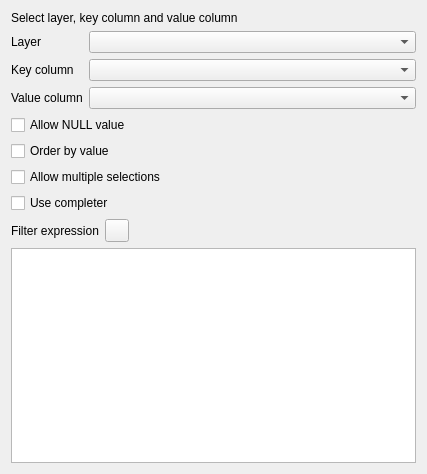
Above: src/ui/editorwidgets/qgsvaluerelationconfigdlgbase.ui from carsmie/QGIS before the change. Below: the same form after it.
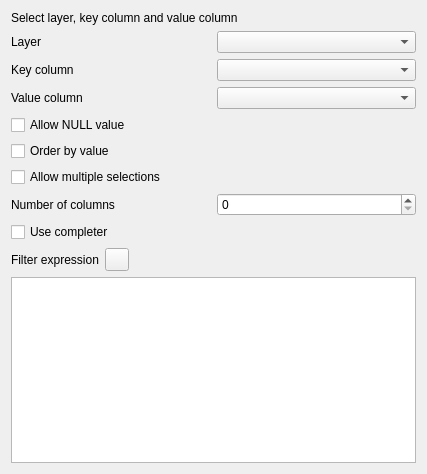
That is the form after the change. Icons and pictures are not drawn. Custom widgets are drawn as their Qt base class.

Commit message:
mNofColumns in value relation widget
mNofColumns defining the number of columns when "allowMulti" is checked.

The widged is now a tableWidget instead of listWidget.
ListWidged stuff is removed - including in valuerelationsearchwidget because unused.

Tests are changed from list to table as well.

What changed in the file:
```diff
--- a/src/ui/editorwidgets/qgsvaluerelationconfigdlgbase.ui
+++ b/src/ui/editorwidgets/qgsvaluerelationconfigdlgbase.ui
@@ -13,85 +13,8 @@
   <property name="windowTitle">
    <string>Form</string>
   </property>
-  <layout class="QGridLayout" name="gridLayout" columnstretch="0,1">
-   <item row="0" column="0" colspan="2">
-    <widget class="QLabel" name="label_8">
-     <property name="text">
-      <string>Select layer, key column and value column</string>
-     </property>
-    </widget>
-   </item>
-   <item row="1" column="0">
-    <widget class="QLabel" name="label_5">
-     <property name="text">
-      <string>Layer</string>
-     </property>
-     <property name="buddy">
-      <cstring>mLayerName</cstring>
-     </property>
-    </widget>
-   </item>
-   <item row="1" column="1">
-    <widget class="QgsMapLayerComboBox" name="mLayerName"/>
-   </item>
-   <item row="2" column="0">
-    <widget class="QLabel" name="label_6">
-     <property name="text">
-      <string>Key column</string>
-     </property>
-     <property name="buddy">
-      <cstring>mKeyColumn</cstring>
-     </property>
-    </widget>
-   </item>
-   <item row="5" column="0" colspan="2">
-    <widget class="QCheckBox" name="mOrderByValue">
-     <property name="text">
-      <string>Order by value</string>
-     </property>
-    </widget>
-   </item>
-   <item row="2" column="1">
-    <widget class="QgsFieldComboBox" name="mKeyColumn"/>
-   </item>
-   <item row="3" column="0">
-    <widget class="QLabel" name="label_7">
-     <property name="text">
-      <string>Value column</string>
-     </property>
-     <property name="buddy">
-      <cstring>mValueColumn</cstring>
-     </property>
-    </widget>
-   </item>
-   <item row="3" column="1">
-    <widget class="QgsFieldComboBox" name="mValueColumn"/>
-   </item>
-   <item row="4" column="0" colspan="2">
-    <widget class="QCheckBox" name="mAllowNull">
-     <property name="text">
-      <string>Allow NULL value</string>
-     </property>
-    </widget>
-   </item>
-   <item row="6" column="0" colspan="2">
-    <widget class="QCheckBox" name="mAllowMulti">
-     <property name="text">
-      <string>Allow multiple selections</string>
-     </property>
-    </widget>
-   </item>
-   <item row="7" column="0" colspan="2">
-    <widget class="QCheckBox" name="mUseCompleter">
-     <property name="text">
-      <string>Use completer</string>
-     </property>
-    </widget>
-   </item>
-   <item row="10" column="0" colspan="2">
-    <widget class="QTextEdit" name="mFilterExpression"/>
-   </item>
-   <item row="9" column="0" colspan="2">
+  <layout class="QGridLayout" name="gridLayout" columnstretch="0,0,0">
+   <item row="12" column="0" colspan="2">
     <layout class="QHBoxLayout" name="horizontalLayout">
      <item>
       <widget class="QLabel" name="label_19">
@@ -129,6 +52,93 @@
      </item>
     </layout>
    </item>
+   <item row="1" column="0">
+    <widget class="QLabel" name="label_5">
+     <property name="text">
+      <string>Layer</string>
+     </property>
+     <property name="buddy">
+      <cstring>mLayerName</cstring>
+     </property>
+    </widget>
+   </item>
+   <item row="0" column="0" colspan="2">
+    <widget class="QLabel" name="label_8">
+     <property name="text">
+      <string>Select layer, key column and value column</string>
+     </property>
+    </widget>
+   </item>
+   <item row="4" column="0" colspan="2">
+    <widget class="QCheckBox" name="mAllowNull">
+     <property name="text">
+      <string>Allow NULL value</string>
+     </property>
+    </widget>
+   </item>
+   <item row="2" column="1">
+    <widget class="QgsFieldComboBox" name="mKeyColumn"/>
+   </item>
+   <item row="3" column="1">
+    <widget class="QgsFieldComboBox" name="mValueColumn"/>
+   </item>
+   <item row="10" column="0" colspan="2">
+    <widget class="QCheckBox" name="mUseCompleter">
+     <property name="text">
+      <string>Use completer</string>
+     </property>
+    </widget>
+   </item>
+   <item row="2" column="0">
+    <widget class="QLabel" name="label_6">
+     <property name="text">
+      <string>Key column</string>
+     </property>
+     <property name="buddy">
+      <cstring>mKeyColumn</cstring>
+     </property>
+    </widget>
+   </item>
+   <item row="3" column="0">
+    <widget class="QLabel" name="label_7">
+     <property name="text">
+      <string>Value column</string>
+     </property>
+     <property name="buddy">
+      <cstring>mValueColumn</cstring>
+     </property>
+    </widget>
+   </item>
+   <item row="6" column="0" colspan="2">
+    <widget class="QCheckBox" name="mOrderByValue">
+     <property name="text">
+      <string>Order by value</string>
+     </property>
+    </widget>
+   </item>
+   <item row="1" column="1">
+    <widget class="QgsMapLayerComboBox" name="mLayerName"/>
+   </item>
+   <item row="8" column="0">
+    <widget class="QLabel" name="label_nofColumns">
+     <property name="text">
+      <string>Number of columns</string>
+     </property>
+    </widget>
+   </item>
+   <item row="13" column="0" colspan="2">
+    <widget class="QTextEdit" name="mFilterExpression"/>
+   </item>
+   <item row="7" column="0" colspan="2">
+    <widget class="QCheckBox" name="mAllowMulti">
+     <property name="text">
+      <string>Allow multiple selections</string>
+     </property>
+    </widget>
+   </item>
+   <item row="8" column="1">
+    <widget class="QSpinBox" name="mNofColumns"/>
+   </item>
   </layout>
  </widget>
  <customwidgets>
```
Left out of the diff: 6 changed lines with no effect on the pictures. The commit also changes 6 other files.
